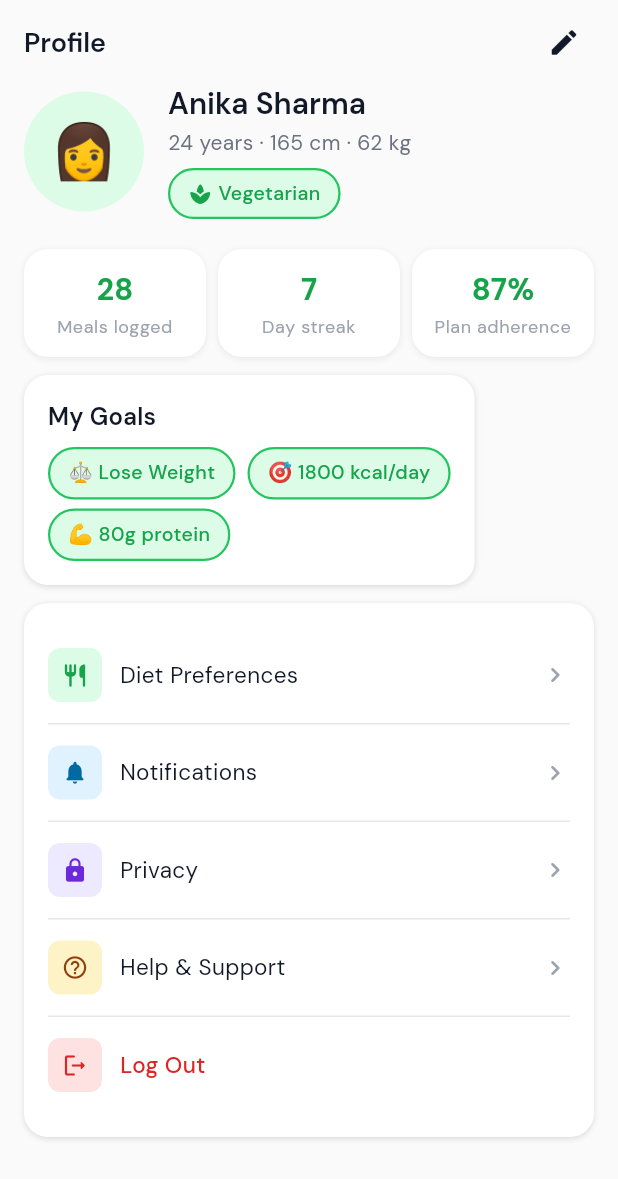
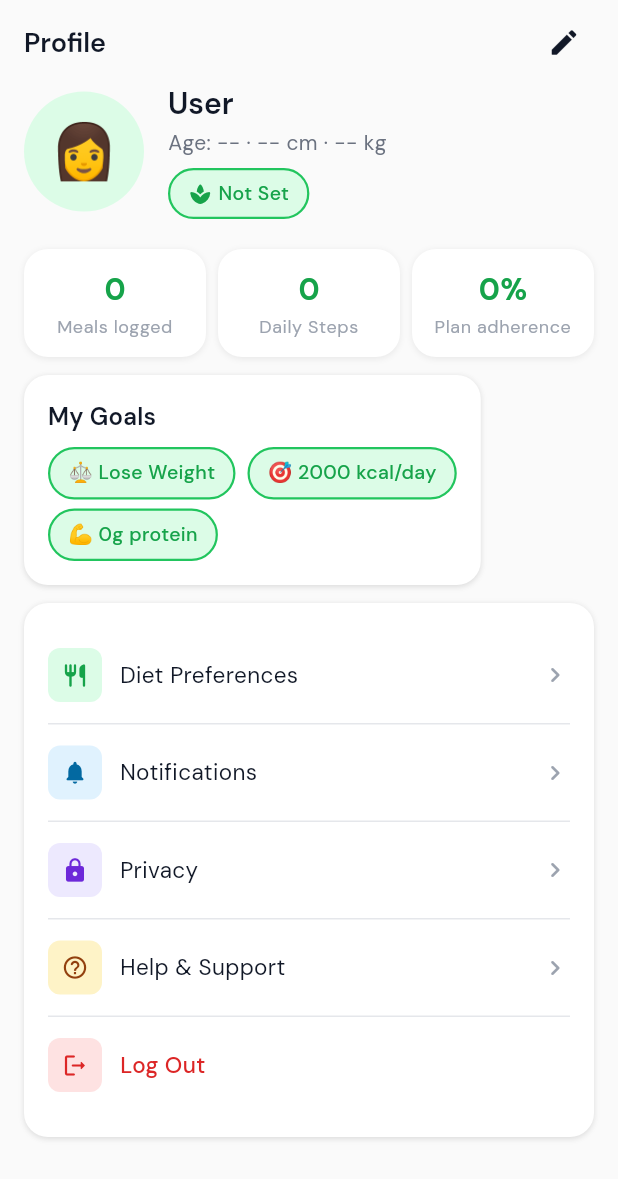
Before and after one commit to Amit-mukh123/plan-it-prep-pro-flutter, a Flutter app: the ProfileScreen screen opened directly, on a phone screen of 412 x 824 dp. Shown: the top 1179 px of the screen. Run offline on Flutter 3.47's test engine with Material 3 defaults, Android fonts, the phone set to English and light mode, and no system bars; our stand-ins replace dio, flutter_riverpod, flutter_secure_storage, get, google_fonts; accounts and stored records are empty; network calls fail.

Commit message:
change in profile

```diff
--- a/lib/controllers/AiResponseController.dart
+++ b/lib/controllers/AiResponseController.dart
@@ -59,6 +59,7 @@ class AiResponseController extends StateNotifier<bool> {
       } else {
         state = false;
         _showError(response?["message"] ?? "Failed to generate plan");
+        Get.toNamed('/profile-setup');
         return null;
       }
     } catch (e) {
--- /dev/null
+++ b/lib/providers/user_summary_state_provider.dart
@@ -0,0 +1,17 @@
+import 'package:flutter_riverpod/flutter_riverpod.dart';
+
+// This provider holds the global state of the user summary
+final userSummaryProvider = StateProvider<Map<String, dynamic>>((ref) {
+  return {
+    "date": "",
+    "greeting": "Hello!",
+    "caloriesDone": 0,
+    "caloriesTotal": 2000,
+    "water": "0",
+    "steps": "0",
+    "protein": "0",
+    "mealsDone": "0",
+    "progress": 0.0,
+    "name": "User", // Added name as you requested
+  };
+});
--- a/lib/screens/home_screen.dart
+++ b/lib/screens/home_screen.dart
@@ -6,6 +6,7 @@ import 'package:get/get.dart';
 import 'package:intl/intl.dart';
 import 'package:planit_prep_pro/providers/AiResponse_provider.dart';
 import 'package:planit_prep_pro/providers/user_provider.dart';
+import 'package:planit_prep_pro/providers/user_summary_state_provider.dart';
 import '../models/app_data.dart';
 import '../theme/app_theme.dart';
 import '../widgets/common_widgets.dart';
@@ -112,6 +113,26 @@ class _HomeScreenState extends ConsumerState<HomeScreen> {
           "progress": summary["progress"] ?? 0.0,
         });
       });
+
+      // Update the Global Provider instead of a local variable
+      ref
+          .read(userSummaryProvider.notifier)
+          .update(
+            (state) => {
+              ...state, // keep existing fields
+              "date": summary["date"] ?? state["date"],
+              "greeting": summary["greeting"] ?? state["greeting"],
+              "caloriesDone": summary["caloriesDone"] ?? state["caloriesDone"],
+              "caloriesTotal":
+                  summary["caloriesTotal"] ?? state["caloriesTotal"],
+              "water": summary["water"] ?? state["water"],
+              "steps": summary["steps"] ?? state["steps"],
+              "protein": summary["protein"] ?? state["protein"],
+              "mealsDone": summary["mealsDone"] ?? state["mealsDone"],
+              "progress": summary["progress"] ?? state["progress"],
+              "name": summary["name"] ?? state["name"], // Capture name from API
+            },
+          );
 
       debugPrint("Updated Summary: $_summaryData"); //  DEBUG
     }
--- a/lib/screens/profile_screen.dart
+++ b/lib/screens/profile_screen.dart
@@ -3,49 +3,11 @@ import 'package:flutter_riverpod/flutter_riverpod.dart';
 import 'package:google_fonts/google_fonts.dart';
 import 'package:get/get.dart';
 import 'package:planit_prep_pro/providers/auth_provider.dart';
+// Import the provider file where you defined userSummaryProvider
+
+import 'package:planit_prep_pro/providers/user_summary_state_provider.dart';
 import '../theme/app_theme.dart';
 import '../widgets/common_widgets.dart';
-import '../routes/app_routes.dart';
-
-// ─── Profile Model for API Integration ────────────────────────────
-class UserProfile {
-  final String name;
-  final String age;
-  final String height;
-  final String weight;
-  final String dietType;
-  final String mealsLogged;
-  final String dayStreak;
-  final String adherence;
-
-  const UserProfile({
-    required this.name,
-    required this.age,
-    required this.height,
-    required this.weight,
-    required this.dietType,
-    required this.mealsLogged,
-    required this.dayStreak,
-    required this.adherence,
-  });
-}
-
-// ─── API Service (Simulated) ──────────────────────────────────
-class ProfileApiService {
-  static Future<UserProfile> fetchProfile() async {
-    await Future.delayed(const Duration(milliseconds: 500));
-    return const UserProfile(
-      name: 'Anika Sharma',
-      age: '24',
-      height: '165',
-      weight: '62',
-      dietType: 'Vegetarian',
-      mealsLogged: '28',
-      dayStreak: '7',
-      adherence: '87%',
-    );
-  }
-}
 
 class ProfileScreen extends ConsumerWidget {
   const ProfileScreen({super.key});
@@ -54,34 +16,24 @@ class ProfileScreen extends ConsumerWidget {
   Widget build(BuildContext context, WidgetRef ref) {
     final textTheme = Theme.of(context).textTheme;
 
+    // Watch the global user summary state
+    final userData = ref.watch(userSummaryProvider);
+
     return Scaffold(
       backgroundColor: AppColors.bg,
       body: SafeArea(
         bottom: false,
-        child: FutureBuilder<UserProfile>(
-          future: ProfileApiService.fetchProfile(),
-          builder: (context, snapshot) {
-            if (snapshot.connectionState == ConnectionState.waiting) {
-              return const Center(child: CircularProgressIndicator());
-            }
-
-            final user = snapshot.data;
-            if (user == null)
-              return const Center(child: Text("Error loading profile"));
-
-            return Column(
+        child: Column(
           children: [
             // Top bar
             Padding(
               padding: const EdgeInsets.fromLTRB(16, 8, 16, 0),
               child: Row(
                 children: [
-                      Expanded(
-                        child: Text('Profile', style: textTheme.titleLarge),
-                      ),
+                  Expanded(child: Text('Profile', style: textTheme.titleLarge)),
                   AppIconButton(
                     icon: Icons.edit_rounded,
-                        onTap: () => Get.toNamed('/edit-profile'),
+                    onTap: () => Get.toNamed('/profile-setup'),
                   ),
                 ],
               ),
@@ -104,25 +56,25 @@ class ProfileScreen extends ConsumerWidget {
                             shape: BoxShape.circle,
                           ),
                           child: const Center(
-                                child: Text(
-                                  '👩',
-                                  style: TextStyle(fontSize: 36),
-                                ),
+                            child: Text('👩', style: TextStyle(fontSize: 36)),
                           ),
                         ),
                         const SizedBox(width: 16),
                         Column(
                           crossAxisAlignment: CrossAxisAlignment.start,
                           children: [
-                                Text(user.name, style: textTheme.headlineSmall),
+                            Text(
+                              userData['name'] ?? 'User',
+                              style: textTheme.headlineSmall,
+                            ),
                             const SizedBox(height: 2),
                             Text(
-                                  '${user.age} years · ${user.height} cm · ${user.weight} kg',
+                              'Age: ${userData['age'] ?? '--'} · ${userData['height'] ?? '--'} cm · ${userData['weight'] ?? '--'} kg',
                               style: textTheme.bodyMedium,
                             ),
                             const SizedBox(height: 6),
                             AppChip(
-                                  label: user.dietType,
+                              label: userData['dietType'] ?? 'Not Set',
                               isActive: true,
                               icon: Icons.spa_rounded,
                             ),
@@ -132,21 +84,22 @@ class ProfileScreen extends ConsumerWidget {
                     ),
                     const SizedBox(height: 20),
 
-                        // Stats row
+                    // Stats row using global provider data
                     Row(
                       children: [
                         _StatCard(
-                              value: user.mealsLogged,
+                          value: "${userData['mealsDone'] ?? '0'}",
                           label: 'Meals logged',
                         ),
                         const SizedBox(width: 8),
                         _StatCard(
-                              value: user.dayStreak,
-                              label: 'Day streak',
+                          value: "${userData['steps'] ?? '0'}",
+                          label: 'Daily Steps',
                         ),
                         const SizedBox(width: 8),
                         _StatCard(
-                              value: user.adherence,
+                          value:
+                              "${userData['progress']?.toStringAsFixed(0) ?? '0'}%",
                           label: 'Plan adherence',
                         ),
                       ],
@@ -164,17 +117,19 @@ class ProfileScreen extends ConsumerWidget {
                           Wrap(
                             spacing: 8,
                             runSpacing: 6,
-                                children: const [
-                                  AppChip(
+                            children: [
+                              const AppChip(
                                 label: '⚖️ Lose Weight',
                                 isActive: true,
                               ),
                               AppChip(
-                                    label: '🎯 1800 kcal/day',
+                                label:
+                                    '🎯 ${userData['caloriesTotal'] ?? '2000'} kcal/day',
                                 isActive: true,
                               ),
                               AppChip(
-                                    label: '💪 80g protein',
+                                label:
+                                    '💪 ${userData['protein'] ?? '0'}g protein',
                                 isActive: true,
                               ),
                             ],
@@ -218,15 +173,11 @@ class ProfileScreen extends ConsumerWidget {
                           // Logout Button
                           GestureDetector(
                             onTap: () async {
-                                  await ref
-                                      .read(authProvider.notifier)
-                                      .logout();
+                              await ref.read(authProvider.notifier).logout();
                               Get.offAllNamed('/login');
                             },
                             child: Container(
-                                  padding: const EdgeInsets.symmetric(
-                                    vertical: 14,
-                                  ),
+                              padding: const EdgeInsets.symmetric(vertical: 14),
                               color: Colors.transparent,
                               child: Row(
                                 children: [
@@ -235,9 +186,7 @@ class ProfileScreen extends ConsumerWidget {
                                     height: 36,
                                     decoration: BoxDecoration(
                                       color: AppColors.errorContainer,
-                                          borderRadius: BorderRadius.circular(
-                                            8,
-                                          ),
+                                      borderRadius: BorderRadius.circular(8),
                                     ),
                                     child: const Icon(
                                       Icons.logout_rounded,
@@ -266,8 +215,6 @@ class ProfileScreen extends ConsumerWidget {
               ),
             ),
           ],
-            );
-          },
         ),
       ),
     );
@@ -296,7 +243,7 @@ class _ClickableSettingsRow extends StatelessWidget {
     return GestureDetector(
       onTap: () => Get.toNamed(route),
       child: Container(
-        color: Colors.transparent, // Ensures the whole row is clickable
+        color: Colors.transparent,
         child: SettingsRow(
           iconBg: iconBg,
           iconColor: iconColor,
```
Lines whose indentation alone changed are shown as unchanged.
